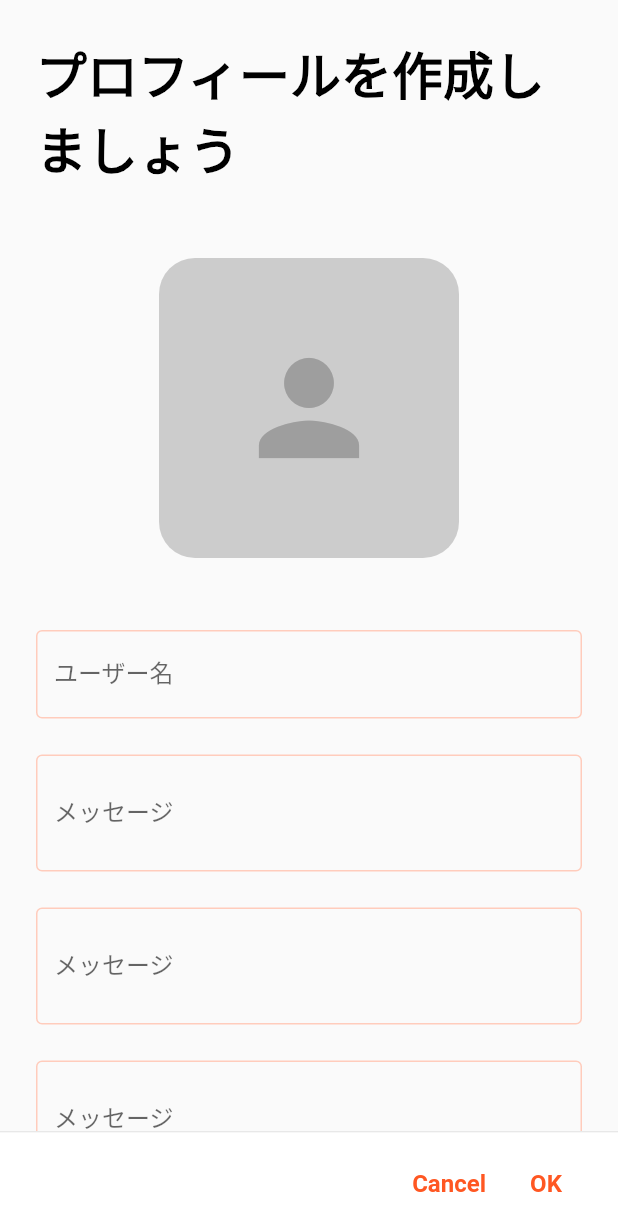
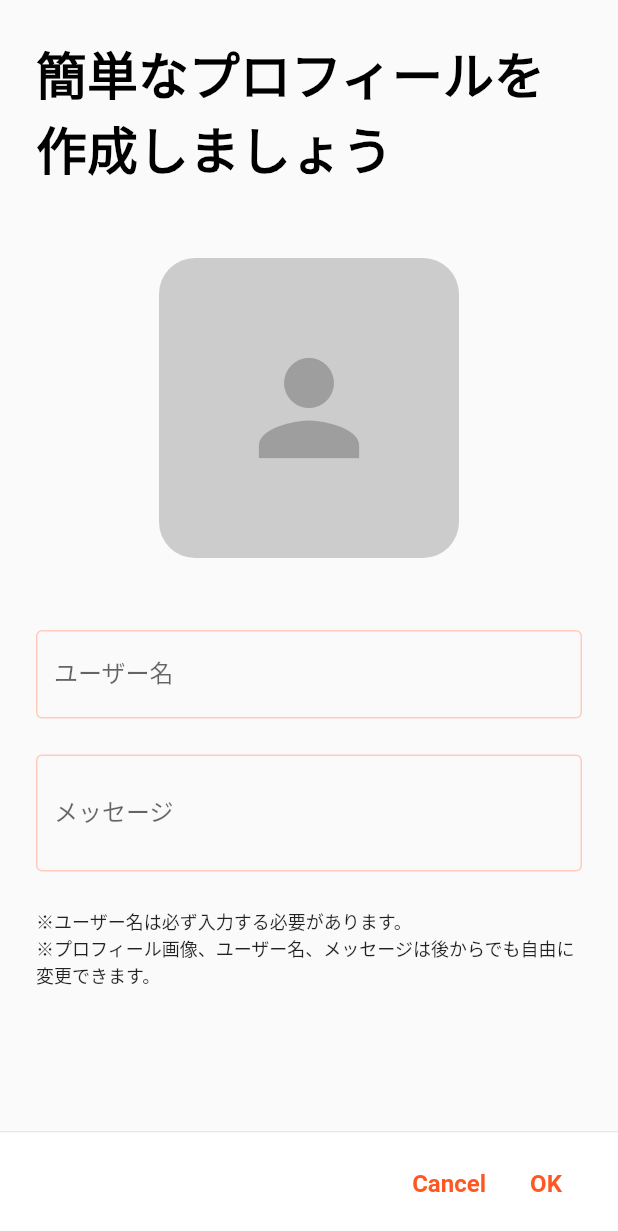
Before and after one commit to akihiro-n/chat-app, a Flutter app: the CreateProfileScreen screen opened directly, on a phone screen of 412 x 824 dp. Shown: the top 1231 px of the screen. Run offline on Flutter 3.47's test engine with Material 2 defaults, Android fonts, the phone set to English and light mode, and no system bars; our stand-ins replace firebase_core, hooks_riverpod; accounts and stored records are empty.

Commit message:
プロフィール作成画面のUIを調整

```diff
--- a/lib/create_profile_screen.dart
+++ b/lib/create_profile_screen.dart
@@ -14,6 +14,7 @@ class CreateProfileScreen extends ConsumerStatefulWidget {
 }
 
 class _CreateProfileScreenState extends ConsumerState<CreateProfileScreen> {
+
   @override
   Widget build(BuildContext context) {
     return Scaffold(
@@ -30,7 +31,7 @@ class _CreateProfileScreenState extends ConsumerState<CreateProfileScreen> {
                     const Padding(
                       padding: EdgeInsets.symmetric(horizontal: 24),
                       child: Text(
-                        "プロフィールを作成しましょう",
+                        "簡単なプロフィールを作成しましょう",
                         style: TextStyle(
                             color: Colors.black,
                             fontSize: 34,
@@ -119,81 +120,24 @@ class _CreateProfileScreenState extends ConsumerState<CreateProfileScreen> {
                     const SizedBox(
                       height: 24,
                     ),
-                    Padding(
-                      padding: const EdgeInsets.symmetric(horizontal: 24),
-                      child: TextFormField(
-                        maxLines: 5,
-                        minLines: 2,
-                        keyboardType: TextInputType.multiline,
-                        decoration: InputDecoration(
-                          focusedBorder: const OutlineInputBorder(
-                            borderSide: BorderSide(
-                              color: Colors.deepOrange,
-                              width: 2.0,
-                            ),
-                          ),
-                          enabledBorder: OutlineInputBorder(
-                            borderSide: BorderSide(
-                              color: Colors.deepOrange[100]!,
-                              width: 1.0,
-                            ),
-                          ),
-                          floatingLabelStyle: const TextStyle(fontSize: 16),
-                          labelText: 'メッセージ',
+                    const Align(
+                      alignment: Alignment.topLeft,
+                      child: Padding(
+                        padding: EdgeInsets.symmetric(horizontal: 24),
+                        child: Text(
+                          "※ユーザー名は必ず入力する必要があります。",
+                          style: TextStyle(fontSize: 12),
                         ),
                       ),
                     ),
-                    const SizedBox(
-                      height: 24,
-                    ),
-                    Padding(
-                      padding: const EdgeInsets.symmetric(horizontal: 24),
-                      child: TextFormField(
-                        maxLines: 5,
-                        minLines: 2,
-                        keyboardType: TextInputType.multiline,
-                        decoration: InputDecoration(
-                          focusedBorder: const OutlineInputBorder(
-                            borderSide: BorderSide(
-                              color: Colors.deepOrange,
-                              width: 2.0,
-                            ),
-                          ),
-                          enabledBorder: OutlineInputBorder(
-                            borderSide: BorderSide(
-                              color: Colors.deepOrange[100]!,
-                              width: 1.0,
-                            ),
-                          ),
-                          floatingLabelStyle: const TextStyle(fontSize: 16),
-                          labelText: 'メッセージ',
-                        ),
-                      ),
-                    ),
-                    const SizedBox(
-                      height: 24,
-                    ),
-                    Padding(
-                      padding: const EdgeInsets.symmetric(horizontal: 24),
-                      child: TextFormField(
-                        maxLines: 5,
-                        minLines: 2,
-                        keyboardType: TextInputType.multiline,
-                        decoration: InputDecoration(
-                          focusedBorder: const OutlineInputBorder(
-                            borderSide: BorderSide(
-                              color: Colors.deepOrange,
-                              width: 2.0,
-                            ),
-                          ),
-                          enabledBorder: OutlineInputBorder(
-                            borderSide: BorderSide(
-                              color: Colors.deepOrange[100]!,
-                              width: 1.0,
-                            ),
-                          ),
-                          floatingLabelStyle: const TextStyle(fontSize: 16),
-                          labelText: 'メッセージ',
+                    const Align(
+                      alignment: Alignment.topLeft,
+
+                      child: Padding(
+                        padding: EdgeInsets.symmetric(horizontal: 24),
+                        child: Text(
+                            "※プロフィール画像、ユーザー名、メッセージは後からでも自由に変更できます。",
+                          style: TextStyle(fontSize: 12),
                         ),
                       ),
                     ),
@@ -203,6 +147,7 @@ class _CreateProfileScreenState extends ConsumerState<CreateProfileScreen> {
               ),
             ),
           ),
+
           Align(
             alignment: Alignment.bottomCenter,
             child: SizedBox(
@@ -224,7 +169,9 @@ class _CreateProfileScreenState extends ConsumerState<CreateProfileScreen> {
                           flex: 1,
                         ),
                         TextButton(
-                          onPressed: () {},
+                          onPressed: () {
+                            Navigator.pop(context);
+                          },
                           child: const Text(
                             "Cancel",
                             style: TextStyle(
```
